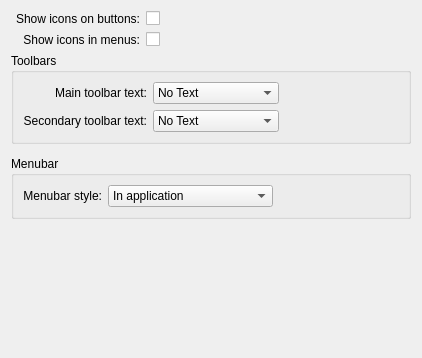
The window that kcms/style/finetuning.ui (KDE/plasma-desktop) describes before a commit, drawn with Qt 5.
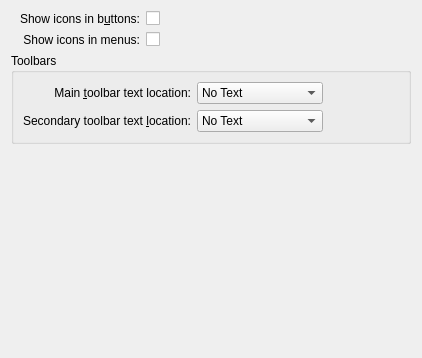
The same window after the commit. Custom widgets are drawn as their Qt base class.

```diff
--- a/kcms/style/finetuning.ui
+++ b/kcms/style/finetuning.ui
@@ -25,7 +25,7 @@
      </property>
     </widget>
    </item>
-   <item row="5" column="0">
+   <item row="3" column="0">
     <spacer name="verticalSpacer">
      <property name="orientation">
       <enum>Qt::Vertical</enum>
@@ -41,7 +41,7 @@
    <item row="0" column="0">
     <widget class="QLabel" name="label_3">
      <property name="text">
-      <string>Show icons on buttons:</string>
+      <string>Show icons in b&amp;uttons:</string>
      </property>
      <property name="alignment">
       <set>Qt::AlignRight|Qt::AlignTrailing|Qt::AlignVCenter</set>
@@ -60,7 +60,7 @@
       <item row="0" column="0">
        <widget class="QLabel" name="label">
         <property name="text">
-         <string>Main toolbar text:</string>
+         <string>Main &amp;toolbar text location:</string>
         </property>
         <property name="alignment">
          <set>Qt::AlignRight|Qt::AlignTrailing|Qt::AlignVCenter</set>
@@ -97,7 +97,7 @@
       <item row="1" column="0">
        <widget class="QLabel" name="label_2">
         <property name="text">
-         <string>Secondary toolbar text:</string>
+         <string>Secondary toolbar text &amp;location:</string>
         </property>
         <property name="alignment">
          <set>Qt::AlignRight|Qt::AlignTrailing|Qt::AlignVCenter</set>
@@ -147,60 +147,6 @@
      </layout>
     </widget>
    </item>
-   <item row="4" column="0" colspan="3">
-    <widget class="QGroupBox" name="menubarBox">
-     <property name="title">
-      <string>Menubar</string>
-     </property>
-     <layout class="QGridLayout" name="gridLayout1">
-      <item row="0" column="0">
-       <widget class="QLabel" name="labelMenubarStyle">
-        <property name="text">
-         <string>Menubar style:</string>
-        </property>
-        <property name="alignment">
-         <set>Qt::AlignRight|Qt::AlignTrailing|Qt::AlignVCenter</set>
-        </property>
-        <property name="buddy">
-         <cstring>comboMenubarStyle</cstring>
-        </property>
-       </widget>
-      </item>
-      <item row="0" column="1">
-       <widget class="KComboBox" name="comboMenubarStyle">
-        <item>
-         <property name="text">
-          <string>In application</string>
-         </property>
-        </item>
-        <item>
-         <property name="text">
-          <string>Title bar button</string>
-         </property>
-        </item>
-        <item>
-         <property name="text">
-          <string>Application Menu widget</string>
-         </property>
-        </item>
-       </widget>
-      </item>
-      <item row="0" column="2">
-       <spacer name="horizontalSpacer_3">
-        <property name="orientation">
-         <enum>Qt::Horizontal</enum>
-        </property>
-        <property name="sizeHint" stdset="0">
-         <size>
-          <width>40</width>
-          <height>20</height>
-         </size>
-        </property>
-       </spacer>
-      </item>
-     </layout>
-    </widget>
-   </item>
    <item row="1" column="0">
     <widget class="QLabel" name="label_5">
      <property name="text">
@@ -214,9 +160,6 @@
      </property>
     </widget>
    </item>
-   <item row="3" column="0">
-    <widget class="KMessageWidget" name="menuBarMessageWidget" native="true"/>
-   </item>
   </layout>
  </widget>
  <customwidgets>
@@ -225,11 +168,6 @@
    <extends>QComboBox</extends>
    <header>kcombobox.h</header>
   </customwidget>
-  <customwidget>
-   <class>KMessageWidget</class>
-   <extends>QFrame</extends>
-   <header>kmessagewidget.h</header>
-  </customwidget>
  </customwidgets>
  <resources/>
  <connections/>
```
